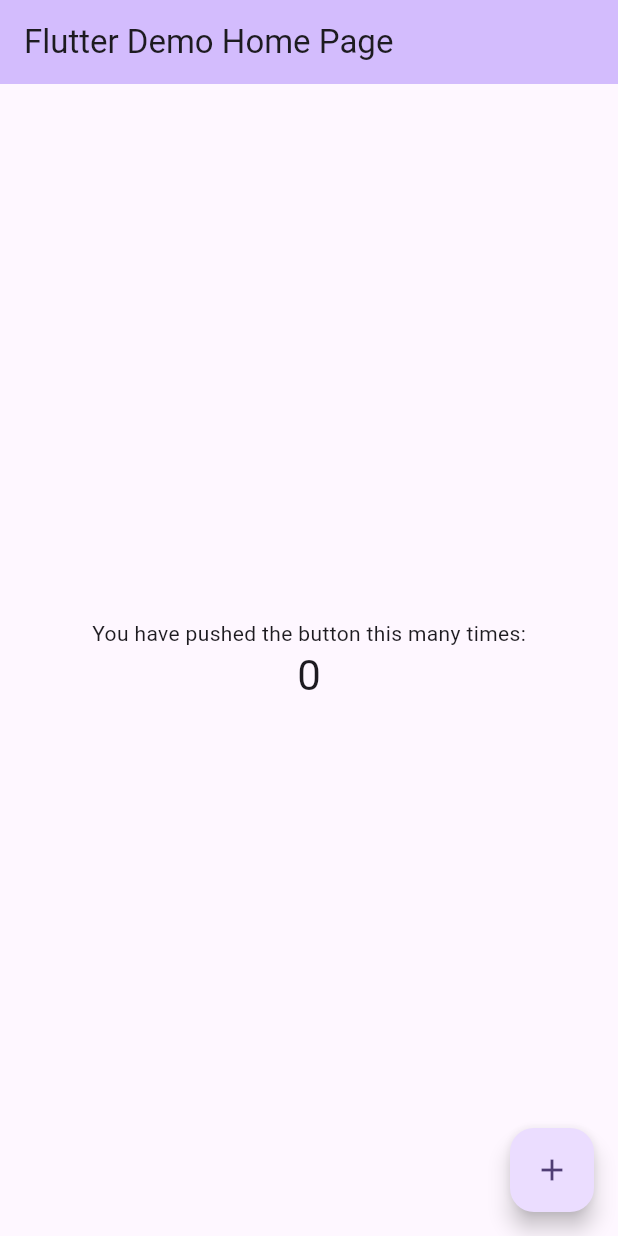
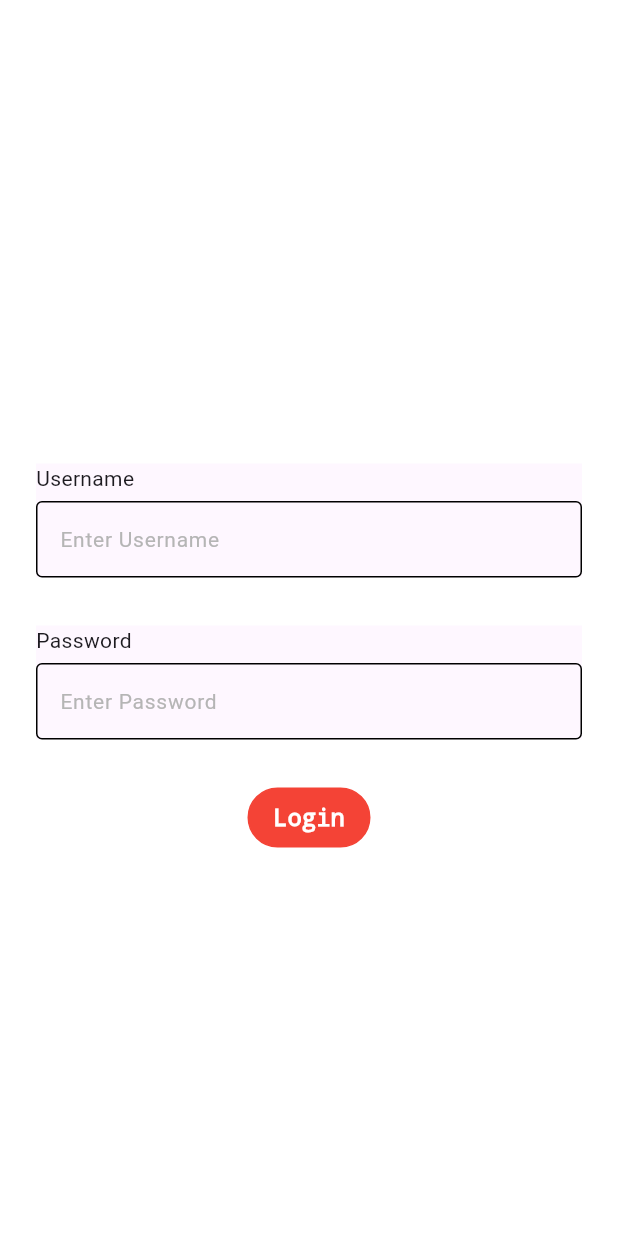
Before and after one commit to archit-dynamic/flutter_gym_app, a Flutter app: the screen it shows after launch, on a phone screen of 412 x 824 dp. Run offline on Flutter 3.47's test engine with Material 2 defaults, Android fonts, the phone set to English and light mode, and no system bars; our stand-ins replace firebase_core; accounts and stored records are empty.

Commit message:
added login,signup,home,basic screens and made custom text, text field and button widgets plus firebase setup

```diff
--- /dev/null
+++ b/lib/app/custom_widgets/custom_button.dart
@@ -0,0 +1,57 @@
+import 'package:flutter/material.dart';
+import 'package:flutter_gym_app/app/custom_widgets/custom_text.dart';
+import 'package:flutter_gym_app/app/utils/colors/app_colors.dart';
+
+class CustomButton extends StatelessWidget {
+  final String? buttonText;
+  final Color? buttonColor;
+  final double? buttonSize;
+  final double? buttonHeight;
+  final Color? borderColor;
+  final Widget? prefixIcon;
+  final Widget? suffixIcon;
+
+  const CustomButton({
+    super.key,
+    this.buttonText,
+    this.buttonColor,
+    this.buttonSize,
+    this.buttonHeight,
+    this.borderColor,
+    this.prefixIcon,
+    this.suffixIcon,
+  });
+
+  @override
+  Widget build(BuildContext context) {
+    return Container(
+      padding: const EdgeInsets.symmetric(vertical: 8, horizontal: 16),
+      height: buttonHeight ?? 40,
+      decoration: BoxDecoration(
+        color: buttonColor ?? AppColors.buttonColor,
+        border: Border.all(
+          color: borderColor ?? AppColors.buttonColor,
+        ),
+        borderRadius: BorderRadius.circular(1000),
+      ),
+      child: Row(
+        mainAxisSize: MainAxisSize.min,
+        crossAxisAlignment: CrossAxisAlignment.center,
+        children: [
+          if (prefixIcon != null) prefixIcon!,
+          if (prefixIcon != null) const SizedBox(width: 10),
+          Flexible(
+            child: CustomText(
+              text: buttonText,
+              fontSize: buttonSize ?? 14,
+              color: AppColors.white,
+              fontWeight: FontWeight.w700,
+            ),
+          ),
+          if (suffixIcon != null) const SizedBox(width: 10),
+          if (suffixIcon != null) suffixIcon!,
+        ],
+      ),
+    );
+  }
+}
--- /dev/null
+++ b/lib/app/custom_widgets/custom_text.dart
@@ -0,0 +1,48 @@
+import 'package:flutter/material.dart';
+import 'package:flutter_gym_app/app/utils/colors/app_colors.dart';
+
+class CustomText extends StatelessWidget {
+  final String? text;
+  final Color? color;
+  final String? fontFamily;
+  final double? fontSize;
+  final FontStyle? fontStyle;
+  final FontWeight? fontWeight;
+  final int? maxLines;
+  final double? height;
+  final double? letterSpacing;
+  final TextOverflow? overflow;
+
+  const CustomText({
+    super.key,
+    this.text,
+    this.color = AppColors.black,
+    this.fontFamily,
+    this.fontSize,
+    this.fontStyle,
+    this.fontWeight,
+    this.maxLines,
+    this.height,
+    this.letterSpacing,
+    this.overflow = TextOverflow.ellipsis,
+  });
+
+  @override
+  Widget build(BuildContext context) {
+    return Text(
+      text ?? "",
+      maxLines: maxLines,
+      style: TextStyle(
+        color: color,
+        fontFamily: fontFamily,
+        fontSize: fontSize,
+        fontStyle: fontStyle,
+        fontWeight: fontWeight,
+        height: height,
+        letterSpacing: letterSpacing,
+        overflow: overflow,
+        decoration: TextDecoration.none,
+      ),
+    );
+  }
+}
--- /dev/null
+++ b/lib/app/custom_widgets/custom_text_field.dart
@@ -0,0 +1,155 @@
+import 'package:flutter/material.dart';
+import 'package:flutter/services.dart';
+import 'package:flutter_gym_app/app/custom_widgets/custom_text.dart';
+import 'package:flutter_gym_app/app/utils/colors/app_colors.dart';
+import 'package:flutter_gym_app/app/utils/decorators/input_borders.dart';
+
+class CustomTextField extends StatelessWidget {
+  final String? label;
+  final double? labelSize;
+  final Color? labelColor;
+  final TextEditingController? controller;
+  final int? maxLines;
+  final TextStyle? textStyle;
+  final VoidCallback? onTap;
+  final bool readOnly;
+  final Color? textColor;
+  final double? textSize;
+  final FontWeight? textWeight;
+  final FontStyle? textFontStyle;
+  final String? textFamily;
+  final String? hintText;
+  final Color? hintColor;
+  final double? hintSize;
+  final String? fontFamily;
+  final TextInputType? keyboardType;
+  final TextAlign textAlign;
+  final bool autofocus;
+  final Color? cursorColor;
+  final bool enabled;
+  final FocusNode? focusNode;
+  final bool showCursor;
+  final List<TextInputFormatter>? inputFormatters;
+  final int? maxLength;
+  final bool obscureText;
+  final Function(String)? onChanged;
+  final Function(String)? onSubmitted;
+  final Function(PointerDownEvent)? onTapOutside;
+  final int? minLines;
+  final Icon? prefixIcon;
+  final Icon? suffixIcon;
+  final Color? prefixIconColor;
+  final Color? suffixIconColor;
+  final Color? fillColor;
+
+  const CustomTextField({
+    super.key,
+    this.label,
+    this.labelSize,
+    this.labelColor,
+    this.controller,
+    this.maxLines,
+    this.textStyle,
+    this.onTap,
+    this.readOnly = false,
+    this.textColor,
+    this.textSize,
+    this.textFontStyle,
+    this.textWeight,
+    this.textFamily,
+    this.hintText,
+    this.hintColor = AppColors.hintColor,
+    this.hintSize,
+    this.fontFamily,
+    this.keyboardType,
+    this.textAlign = TextAlign.start,
+    this.autofocus = false,
+    this.cursorColor = AppColors.black,
+    this.enabled = true,
+    this.focusNode,
+    this.showCursor = true,
+    this.inputFormatters,
+    this.maxLength,
+    this.obscureText = false,
+    this.onChanged,
+    this.onSubmitted,
+    this.onTapOutside,
+    this.minLines = 1,
+    this.prefixIcon,
+    this.suffixIcon,
+    this.prefixIconColor,
+    this.suffixIconColor,
+    this.fillColor,
+  });
+
+  @override
+  Widget build(BuildContext context) {
+    return Material(
+      child: Column(
+        mainAxisAlignment: MainAxisAlignment.start,
+        crossAxisAlignment: CrossAxisAlignment.start,
+        children: [
+          if (label != null)
+            CustomText(
+              text: label,
+              fontSize: labelSize,
+              color: labelColor,
+            ),
+          const SizedBox(
+            height: 5,
+          ),
+          TextField(
+            controller: controller,
+            maxLines: maxLines,
+            style: TextStyle(
+              color: textColor,
+              fontSize: textSize,
+              fontWeight: textWeight,
+              fontStyle: textFontStyle,
+              fontFamily: textFamily,
+              height: 14 / 12,
+            ),
+            onTap: onTap,
+            readOnly: readOnly,
+            autocorrect: false,
+            decoration: InputDecoration(
+              hintText: hintText,
+              hintStyle: TextStyle(
+                color: hintColor,
+                fontSize: hintSize,
+                fontWeight: FontWeight.normal,
+                fontStyle: FontStyle.normal,
+                fontFamily: fontFamily,
+              ),
+              prefixIcon: prefixIcon,
+              suffixIcon: suffixIcon,
+              prefixIconColor: prefixIconColor,
+              suffixIconColor: suffixIconColor,
+              fillColor: fillColor,
+              disabledBorder: InputBorders.disabledBorder,
+              border: InputBorders.border,
+              enabledBorder: InputBorders.enabledBorder,
+              errorBorder: InputBorders.errorBorder,
+              focusedBorder: InputBorders.focusedBorder,
+              focusedErrorBorder: InputBorders.focusedErrorBorder,
+            ),
+            keyboardType: keyboardType,
+            textAlign: textAlign,
+            autofocus: autofocus,
+            cursorColor: cursorColor,
+            enabled: enabled,
+            focusNode: focusNode,
+            showCursor: showCursor,
+            inputFormatters: inputFormatters,
+            maxLength: maxLength,
+            obscureText: obscureText,
+            onChanged: onChanged,
+            onSubmitted: onSubmitted,
+            onTapOutside: onTapOutside,
+            minLines: minLines,
+          ),
+        ],
+      ),
+    );
+  }
+}
--- /dev/null
+++ b/lib/app/modules/home/home.dart
@@ -0,0 +1,18 @@
+import 'package:flutter/material.dart';
+import 'package:flutter_gym_app/app/custom_widgets/custom_text.dart';
+import 'package:flutter_gym_app/app/utils/colors/app_colors.dart';
+
+class Home extends StatelessWidget {
+  const Home({super.key});
+
+  @override
+  Widget build(BuildContext context) {
+    return Container(
+      color: AppColors.white,
+      child: const Center(
+          child: CustomText(
+        text: "Home Page",
+      )),
+    );
+  }
+}
--- /dev/null
+++ b/lib/app/modules/login/login.dart
@@ -0,0 +1,49 @@
+import 'package:flutter/material.dart';
+import 'package:flutter_gym_app/app/custom_widgets/custom_button.dart';
+import 'package:flutter_gym_app/app/custom_widgets/custom_text_field.dart';
+import 'package:flutter_gym_app/app/utils/colors/app_colors.dart';
+
+class Login extends StatelessWidget {
+  const Login({super.key});
+
+  @override
+  Widget build(BuildContext context) {
+    return Container(
+      color: AppColors.white,
+      padding: const EdgeInsets.symmetric(horizontal: 24, vertical: 24),
+      child: const Column(
+        crossAxisAlignment: CrossAxisAlignment.center,
+        mainAxisAlignment: MainAxisAlignment.center,
+        children: [
+          SizedBox(
+            height: 50,
+          ),
+          CustomTextField(
+            hintText: "Enter Username",
+            label: "Username",
+            hintColor: AppColors.hintColor,
+            hintSize: 14,
+          ),
+          SizedBox(
+            height: 32,
+          ),
+          CustomTextField(
+            hintText: "Enter Password",
+            label: "Password",
+            hintColor: AppColors.hintColor,
+            hintSize: 14,
+            obscureText: true,
+            maxLines: 1,
+          ),
+          SizedBox(
+            height: 32,
+          ),
+          CustomButton(
+            buttonText: "Login",
+            buttonSize: 16,
+          ),
+        ],
+      ),
+    );
+  }
+}
--- /dev/null
+++ b/lib/app/modules/sign_up/sign_up.dart
@@ -0,0 +1,17 @@
+import 'package:flutter/material.dart';
+import 'package:flutter_gym_app/app/custom_widgets/custom_text.dart';
+import 'package:flutter_gym_app/app/utils/colors/app_colors.dart';
+
+class SignUp extends StatelessWidget {
+  const SignUp({super.key});
+
+  @override
+  Widget build(BuildContext context) {
+    return Container(
+      color: AppColors.white,
+      child: const Center(
+        child: CustomText(text: "SignUp Page"),
+      ),
+    );
+  }
+}
--- /dev/null
+++ b/lib/app/routes/routes.dart
@@ -0,0 +1,21 @@
+import 'package:flutter/material.dart';
+import 'package:flutter_gym_app/app/modules/home/home.dart';
+import 'package:flutter_gym_app/app/modules/login/login.dart';
+import 'package:flutter_gym_app/app/modules/sign_up/sign_up.dart';
+import 'package:flutter_gym_app/app/splash_screen.dart';
+
+class Routes {
+  Routes._();
+
+  static const String splashScreen = "/splash_screen";
+  static const String login = "/login";
+  static const String signUp = "/sign_up";
+  static const String home = "/home";
+
+  static Map<String, Widget Function(BuildContext)> appRoutes = {
+    splashScreen: (context) => const SplashScreen(),
+    login: (context) => const Login(),
+    signUp: (context) => const SignUp(),
+    home: (context) => const Home(),
+  };
+}
--- /dev/null
+++ b/lib/app/splash_screen.dart
@@ -0,0 +1,32 @@
+import 'package:flutter/material.dart';
+import 'package:flutter_gym_app/app/custom_widgets/custom_text.dart';
+import 'package:flutter_gym_app/app/routes/routes.dart';
+import 'package:flutter_gym_app/app/utils/colors/app_colors.dart';
+
+class SplashScreen extends StatefulWidget {
+  const SplashScreen({super.key});
+
+  @override
+  State<SplashScreen> createState() => _SplashScreenState();
+}
+
+class _SplashScreenState extends State<SplashScreen> {
+  @override
+  void initState() {
+    super.initState();
+    Future.delayed(const Duration(seconds: 3), () {
+      Navigator.pushNamedAndRemoveUntil(
+          context, Routes.login, (route) => false);
+    });
+  }
+
+  @override
+  Widget build(BuildContext context) {
+    return Container(
+      color: AppColors.white,
+      child: const Center(
+        child: CustomText(text: "Splash Screen"),
+      ),
+    );
+  }
+}
--- /dev/null
+++ b/lib/app/utils/colors/app_colors.dart
@@ -0,0 +1,11 @@
+import 'package:flutter/material.dart';
+
+class AppColors {
+  AppColors._();
+
+  static const Color black = Colors.black;
+  static const Color red = Colors.red;
+  static const Color white = Colors.white;
+  static const Color hintColor = Color(0xFFB5B5B5);
+  static const Color buttonColor = Colors.red;
+}
--- /dev/null
+++ b/lib/app/utils/decorators/input_borders.dart
@@ -0,0 +1,43 @@
+import 'package:flutter/material.dart';
+import 'package:flutter_gym_app/app/utils/colors/app_colors.dart';
+
+class InputBorders {
+  InputBorders._();
+
+  static const InputBorder border = OutlineInputBorder(
+    borderSide: BorderSide(
+      width: 1,
+      color: AppColors.black,
+    ),
+  );
+  static const InputBorder disabledBorder = OutlineInputBorder(
+    borderSide: BorderSide(
+      width: 1,
+      color: AppColors.black,
+    ),
+  );
+  static const InputBorder enabledBorder = OutlineInputBorder(
+    borderSide: BorderSide(
+      width: 1,
+      color: AppColors.black,
+    ),
+  );
+  static const InputBorder errorBorder = OutlineInputBorder(
+    borderSide: BorderSide(
+      width: 1,
+      color: AppColors.black,
+    ),
+  );
+  static const InputBorder focusedBorder = OutlineInputBorder(
+    borderSide: BorderSide(
+      width: 1,
+      color: AppColors.black,
+    ),
+  );
+  static const InputBorder focusedErrorBorder = OutlineInputBorder(
+    borderSide: BorderSide(
+      width: 1,
+      color: AppColors.black,
+    ),
+  );
+}
--- a/lib/main.dart
+++ b/lib/main.dart
@@ -1,6 +1,14 @@
+import 'package:firebase_core/firebase_core.dart';
 import 'package:flutter/material.dart';
+import 'package:flutter_gym_app/app/routes/routes.dart';
+import 'package:flutter_gym_app/app/splash_screen.dart';
+import 'package:flutter_gym_app/firebase_options.dart';
 
-void main() {
+void main() async {
+  WidgetsFlutterBinding.ensureInitialized();
+  await Firebase.initializeApp(
+    options: DefaultFirebaseOptions.currentPlatform,
+  );
   runApp(const MyApp());
 }
 
@@ -13,113 +21,12 @@ class MyApp extends StatelessWidget {
     return MaterialApp(
       title: 'Flutter Demo',
       theme: ThemeData(
-        // This is the theme of your application.
-        //
-        // TRY THIS: Try running your application with "flutter run". You'll see
-        // the application has a blue toolbar. Then, without quitting the app,
-        // try changing the seedColor in the colorScheme below to Colors.green
-        // and then invoke "hot reload" (save your changes or press the "hot
-        // reload" button in a Flutter-supported IDE, or press "r" if you used
-        // the command line to start the app).
-        //
-        // Notice that the counter didn't reset back to zero; the application
-        // state is not lost during the reload. To reset the state, use hot
-        // restart instead.
-        //
-        // This works for code too, not just values: Most code changes can be
-        // tested with just a hot reload.
         colorScheme: ColorScheme.fromSeed(seedColor: Colors.deepPurple),
         useMaterial3: true,
       ),
-      home: const MyHomePage(title: 'Flutter Demo Home Page'),
+      initialRoute: Routes.splashScreen,
+      routes: Routes.appRoutes,
+      home: const SplashScreen(),
     );
   }
 }
-
-class MyHomePage extends StatefulWidget {
-  const MyHomePage({super.key, required this.title});
-
-  // This widget is the home page of your application. It is stateful, meaning
-  // that it has a State object (defined below) that contains fields that affect
-  // how it looks.
-
-  // This class is the configuration for the state. It holds the values (in this
-  // case the title) provided by the parent (in this case the App widget) and
-  // used by the build method of the State. Fields in a Widget subclass are
-  // always marked "final".
-
-  final String title;
-
-  @override
-  State<MyHomePage> createState() => _MyHomePageState();
-}
-
-class _MyHomePageState extends State<MyHomePage> {
-  int _counter = 0;
-
-  void _incrementCounter() {
-    setState(() {
-      // This call to setState tells the Flutter framework that something has
-      // changed in this State, which causes it to rerun the build method below
-      // so that the display can reflect the updated values. If we changed
-      // _counter without calling setState(), then the build method would not be
-      // called again, and so nothing would appear to happen.
-      _counter++;
-    });
-  }
-
-  @override
-  Widget build(BuildContext context) {
-    // This method is rerun every time setState is called, for instance as done
-    // by the _incrementCounter method above.
-    //
-    // The Flutter framework has been optimized to make rerunning build methods
-    // fast, so that you can just rebuild anything that needs updating rather
-    // than having to individually change instances of widgets.
-    return Scaffold(
-      appBar: AppBar(
-        // TRY THIS: Try changing the color here to a specific color (to
-        // Colors.amber, perhaps?) and trigger a hot reload to see the AppBar
-        // change color while the other colors stay the same.
-        backgroundColor: Theme.of(context).colorScheme.inversePrimary,
-        // Here we take the value from the MyHomePage object that was created by
-        // the App.build method, and use it to set our appbar title.
-        title: Text(widget.title),
-      ),
-      body: Center(
-        // Center is a layout widget. It takes a single child and positions it
-        // in the middle of the parent.
-        child: Column(
-          // Column is also a layout widget. It takes a list of children and
-          // arranges them vertically. By default, it sizes itself to fit its
-          // children horizontally, and tries to be as tall as its parent.
-          //
-          // Column has various properties to control how it sizes itself and
-          // how it positions its children. Here we use mainAxisAlignment to
-          // center the children vertically; the main axis here is the vertical
-          // axis because Columns are vertical (the cross axis would be
-          // horizontal).
-          //
-          // TRY THIS: Invoke "debug painting" (choose the "Toggle Debug Paint"
-          // action in the IDE, or press "p" in the console), to see the
-          // wireframe for each widget.
-          mainAxisAlignment: MainAxisAlignment.center,
-          children: <Widget>[
-            const Text(
-              'You have pushed the button this many times:',
-            ),
-            Text(
-              '$_counter',
-              style: Theme.of(context).textTheme.headlineMedium,
-            ),
-          ],
-        ),
-      ),
-      floatingActionButton: FloatingActionButton(
-        onPressed: _incrementCounter,
-        tooltip: 'Increment',
-        child: const Icon(Icons.add),
-      ), // This trailing comma makes auto-formatting nicer for build methods.
-    );
-  }
-}
--- a/pubspec.yaml
+++ b/pubspec.yaml
@@ -35,6 +35,10 @@ dependencies:
   # The following adds the Cupertino Icons font to your application.
   # Use with the CupertinoIcons class for iOS style icons.
   cupertino_icons: ^1.0.2
+  firebase_auth: ^4.12.0
+  firebase_core: ^2.20.0
+  firebase_storage: ^11.4.0
+  cloud_firestore: ^4.12.1
 
 dev_dependencies:
   flutter_test:
```
Also changed, not shown: lib/firebase_options.dart (added), 5 other files.
